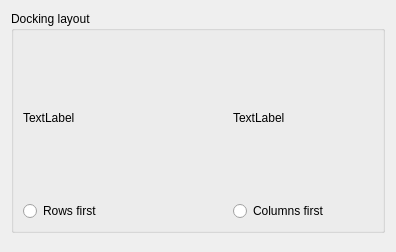
This is src/plugins/coregui/guisettingspage.ui in victor-yacovlev/kumir2 as Qt 5 draws it before an edit. The edited form follows.
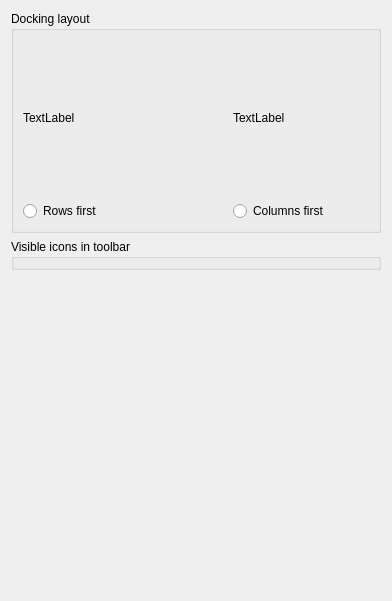
This is the edited form.

Commit message: GUI: Implemented toolbar icons configuration

Patch:
```diff
--- a/src/plugins/coregui/guisettingspage.ui
+++ b/src/plugins/coregui/guisettingspage.ui
@@ -6,8 +6,8 @@
    <rect>
     <x>0</x>
     <y>0</y>
-    <width>396</width>
-    <height>252</height>
+    <width>392</width>
+    <height>601</height>
    </rect>
   </property>
   <property name="windowTitle">
@@ -66,7 +66,7 @@
      </layout>
     </widget>
    </item>
-   <item row="1" column="0">
+   <item row="3" column="0">
     <spacer name="verticalSpacer">
      <property name="orientation">
       <enum>Qt::Vertical</enum>
@@ -79,6 +79,13 @@
      </property>
     </spacer>
    </item>
+   <item row="1" column="0">
+    <widget class="QGroupBox" name="visibleIconsGrid">
+     <property name="title">
+      <string>Visible icons in toolbar</string>
+     </property>
+    </widget>
+   </item>
   </layout>
  </widget>
  <resources/>
```
The commit also changes 21 other files.
